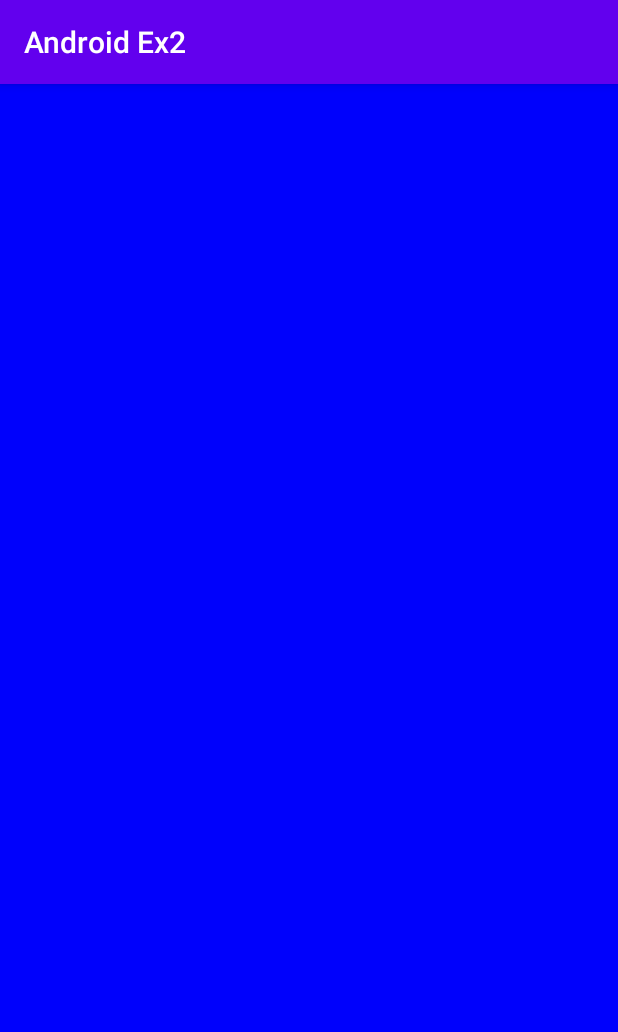
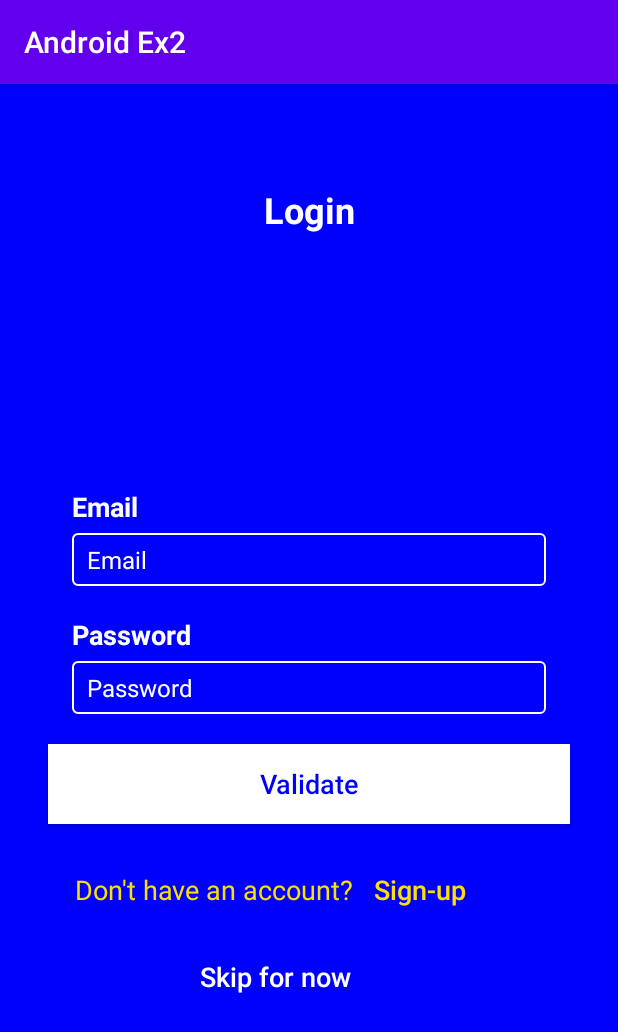
Before and after one commit to huynhvanhauvn/Android-Ex2, an Android app: the screen it shows after launch (MainActivity before the commit, LoginActivity after it), on a phone screen of 412 x 824 dp. Shown: the top 1032 px of the screen. Run offline under Robolectric (Android 15) with nearby library versions, the phone set to English and light mode, and no system bars.

Commit message:
Login screen

```diff
--- a/app/build.gradle
+++ b/app/build.gradle
@@ -29,6 +29,7 @@ dependencies {
     implementation 'androidx.appcompat:appcompat:1.1.0'
     implementation 'androidx.constraintlayout:constraintlayout:1.1.3'
     testImplementation 'junit:junit:4.12'
+    implementation 'com.google.android.material:material:1.0.0'
     androidTestImplementation 'androidx.test.ext:junit:1.1.1'
     androidTestImplementation 'androidx.test.espresso:espresso-core:3.2.0'
 }
--- a/app/src/main/AndroidManifest.xml
+++ b/app/src/main/AndroidManifest.xml
@@ -9,10 +9,10 @@
         android:roundIcon="@mipmap/ic_launcher_round"
         android:supportsRtl="true"
         android:theme="@style/AppTheme">
-        <activity android:name=".LoginActivity"></activity>
+<!--        <activity android:name=".LoginActivity"></activity>-->
         <activity android:name=".CreateActivity" />
         <activity android:name=".ConnexionActivity" />
-        <activity android:name=".MainActivity">
+        <activity android:name=".LoginActivity">
             <intent-filter>
                 <action android:name="android.intent.action.MAIN" />
 
--- /dev/null
+++ b/app/src/main/res/drawable/custom_edittext.xml
@@ -0,0 +1,7 @@
+<?xml version="1.0" encoding="utf-8"?>
+<shape xmlns:android="http://schemas.android.com/apk/res/android"
+    android:shape="rectangle">
+    <stroke android:width="1dp" android:color="#FFFFFF"/>
+    <corners android:radius="3dp"/>
+
+</shape>
--- a/app/src/main/res/layout/activity_login.xml
+++ b/app/src/main/res/layout/activity_login.xml
@@ -1,9 +1,168 @@
 <?xml version="1.0" encoding="utf-8"?>
 <androidx.constraintlayout.widget.ConstraintLayout xmlns:android="http://schemas.android.com/apk/res/android"
-    xmlns:app="http://schemas.android.com/apk/res-auto"
-    xmlns:tools="http://schemas.android.com/tools"
+xmlns:app="http://schemas.android.com/apk/res-auto"
+xmlns:tools="http://schemas.android.com/tools"
+android:layout_width="match_parent"
+android:layout_height="match_parent"
+android:background="#0001FC"
+tools:context=".LoginActivity">
+<TextView
+    android:id="@+id/login_txt_title"
+    android:layout_width="wrap_content"
+    android:layout_height="wrap_content"
+    android:layout_marginTop="67dp"
+    android:gravity="center"
+    android:text="Login"
+    android:textColor="#FFFFFF"
+    android:textSize="24sp"
+    android:textStyle="bold"
+    app:layout_constraintEnd_toEndOf="parent"
+    app:layout_constraintStart_toStartOf="parent"
+    app:layout_constraintTop_toTopOf="parent" />
+
+<androidx.constraintlayout.widget.ConstraintLayout
+    app:layout_constraintVertical_chainStyle="packed"
+    app:layout_constraintBottom_toTopOf="@id/login_btn_validate"
+    android:id="@+id/constrain_input"
     android:layout_width="match_parent"
-    android:layout_height="match_parent"
-    tools:context=".LoginActivity">
+    android:layout_height="wrap_content"
+    android:layout_marginHorizontal="48dp"
+    app:layout_constraintTop_toBottomOf="@id/login_txt_title"
+    android:layout_marginTop="20dp">
+
+    <LinearLayout
+        android:id="@+id/ln_email"
+        android:layout_width="match_parent"
+        android:layout_height="wrap_content"
+        android:orientation="vertical"
+        tools:ignore="MissingConstraints">
+        <TextView
+            android:layout_width="wrap_content"
+            android:layout_height="wrap_content"
+            android:gravity="center"
+            android:text="Email"
+            android:textColor="#FFFFFF"
+            android:textSize="18sp"
+            android:textStyle="bold" />
+
+
+        <EditText
+            android:id="@+id/login_edt_Email"
+            android:layout_width="match_parent"
+            android:layout_height="wrap_content"
+            android:layout_marginTop="5dp"
+            android:height="35dp"
+            android:background="@drawable/custom_edittext"
+            android:hint="Email"
+            android:paddingLeft="10dp"
+            android:textColor="#FFFFFF"
+            android:textColorHint="#FFFFFF"
+            android:textSize="16dp" />
+
+
+    </LinearLayout>
+
+    <LinearLayout
+        android:id="@+id/linearLayout"
+        android:layout_width="match_parent"
+        android:layout_height="wrap_content"
+        android:layout_marginTop="20dp"
+        android:orientation="vertical"
+        app:layout_constraintTop_toBottomOf="@id/ln_email">
+        <TextView
+            android:layout_width="wrap_content"
+            android:layout_height="wrap_content"
+            android:gravity="center"
+            android:text="Password"
+            android:textColor="#FFFFFF"
+            android:textSize="18sp"
+            android:textStyle="bold" />
+
+
+        <EditText
+            android:id="@+id/login_edt_password"
+            android:layout_width="match_parent"
+            android:layout_height="wrap_content"
+            android:layout_marginTop="5dp"
+            android:height="35dp"
+            android:background="@drawable/custom_edittext"
+            android:hint="Password"
+            android:paddingStart="10dp"
+            android:paddingLeft="10dp"
+            android:textColor="#FFFFFF"
+            android:textColorHint="#FFFFFF"
+            android:textSize="16sp" />
+
+    </LinearLayout>
+</androidx.constraintlayout.widget.ConstraintLayout>
+
+
+<Button
+    android:id="@+id/login_btn_validate"
+    android:layout_width="match_parent"
+    android:layout_height="wrap_content"
+    android:layout_marginHorizontal="32dp"
+    android:layout_marginTop="20dp"
+    android:height="53dp"
+    android:background="#FFFFFF"
+    android:text="Validate"
+    android:textAllCaps="false"
+    android:textColor="#0001FC"
+    android:textSize="18sp"
+    app:layout_constraintTop_toBottomOf="@+id/constrain_input"
+    app:layout_constraintBottom_toBottomOf="@id/relativeLayout"/>
+
+<RelativeLayout
+    android:id="@+id/relativeLayout"
+    android:layout_width="match_parent"
+    android:layout_height="wrap_content"
+    android:layout_marginHorizontal="50dp"
+    android:layout_marginTop="20dp"
+    app:layout_constraintTop_toBottomOf="@id/login_btn_validate"
+    app:layout_constraintBottom_toTopOf="@id/login_btn_skip">
+    <TextView
+        android:id="@+id/login_tv_haveAccount"
+        android:layout_width="wrap_content"
+        android:layout_height="wrap_content"
+        android:layout_alignParentLeft="true"
+        android:layout_centerVertical="true"
+        android:text="Don't have an account?"
+        android:textColor="#FBDF00"
+        android:textSize="18sp"
+        app:layout_constraintStart_toStartOf="parent" />
+
+    <Button
+        android:layout_width="wrap_content"
+        android:layout_height="wrap_content"
+        android:layout_toRightOf="@id/login_tv_haveAccount"
+        android:background="@null"
+        android:text="Sign-up"
+        android:textAllCaps="false"
+        android:textColor="#FBDF00"
+        android:textSize="18sp"
+        app:layout_constraintLeft_toRightOf="@+id/login_tv_haveAccount" />
+
+
+</RelativeLayout>
+
+<Button
+    android:id="@+id/login_btn_skip"
+    android:layout_width="wrap_content"
+    android:layout_height="wrap_content"
+    android:textSize="18sp"
+    android:text="Skip for now"
+    android:textAllCaps="false"
+    app:layout_constraintTop_toBottomOf="@id/relativeLayout"
+    android:background="@null"
+    android:textColor="#FFFFFF"
+    android:layout_marginTop="10dp"
+    app:layout_constraintLeft_toLeftOf="parent"
+    app:layout_constraintBottom_toBottomOf="parent"
+    android:layout_marginHorizontal="133dp"/>
+
+
+
+
+
 
 </androidx.constraintlayout.widget.ConstraintLayout>
--- a/app/src/main/res/values/styles.xml
+++ b/app/src/main/res/values/styles.xml
@@ -6,6 +6,7 @@
         <item name="colorPrimary">@color/colorPrimary</item>
         <item name="colorPrimaryDark">@color/colorPrimaryDark</item>
         <item name="colorAccent">@color/colorAccent</item>
+        <item name="boxStrokeColor">#FFFFFF</item>
     </style>
 
 </resources>
```
